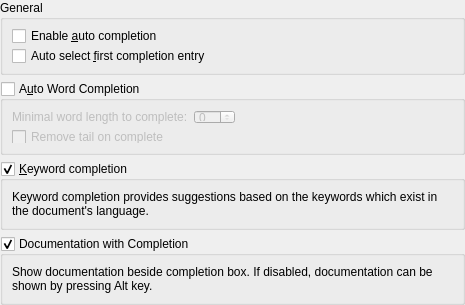
Qt form src/dialogs/completionconfigtab.ui (KDE/ktexteditor) before a commit.
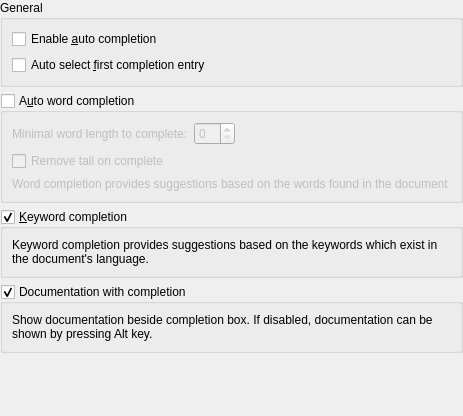
The same form after that commit.

Commit message:
Fix some inconsistencies in completion config tab
- Fix casing
- Add a small explaination under "Word completion section"

Patch:
```diff
--- a/src/dialogs/completionconfigtab.ui
+++ b/src/dialogs/completionconfigtab.ui
@@ -6,8 +6,8 @@
    <rect>
     <x>0</x>
     <y>0</y>
-    <width>465</width>
-    <height>235</height>
+    <width>463</width>
+    <height>416</height>
    </rect>
   </property>
   <layout class="QVBoxLayout" name="verticalLayout">
@@ -40,7 +40,7 @@
    <item>
     <widget class="QGroupBox" name="gbWordCompletion">
      <property name="title">
-      <string>A&amp;uto Word Completion</string>
+      <string>A&amp;uto word completion</string>
      </property>
      <property name="checkable">
       <bool>true</bool>
@@ -86,6 +86,16 @@
         </property>
        </widget>
       </item>
+      <item>
+       <widget class="QLabel" name="label_4">
+        <property name="text">
+         <string>Word completion provides suggestions based on the words found in the document</string>
+        </property>
+        <property name="wordWrap">
+         <bool>true</bool>
+        </property>
+       </widget>
+      </item>
      </layout>
     </widget>
    </item>
@@ -114,7 +124,7 @@
    <item>
     <widget class="QGroupBox" name="gbShowDoc">
      <property name="title">
-      <string>Documentation with Completion</string>
+      <string>Documentation with completion</string>
      </property>
      <property name="checkable">
       <bool>true</bool>
```
Left out of the diff: 11 changed lines with no effect on the pictures.
